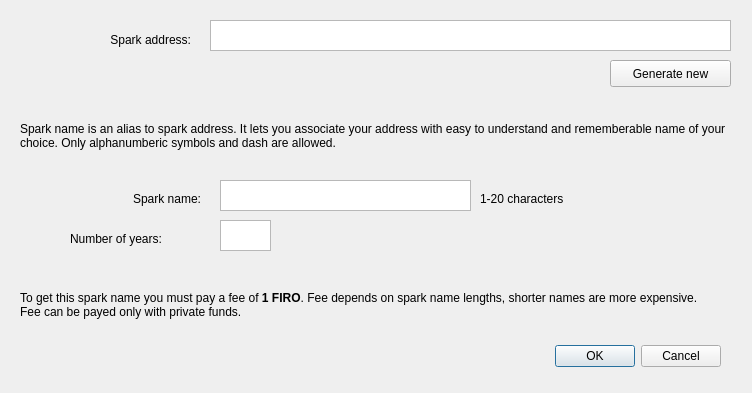
This is src/qt/forms/createsparkname.ui in firoorg/firo as Qt 5 draws it before an edit. The edited form follows.
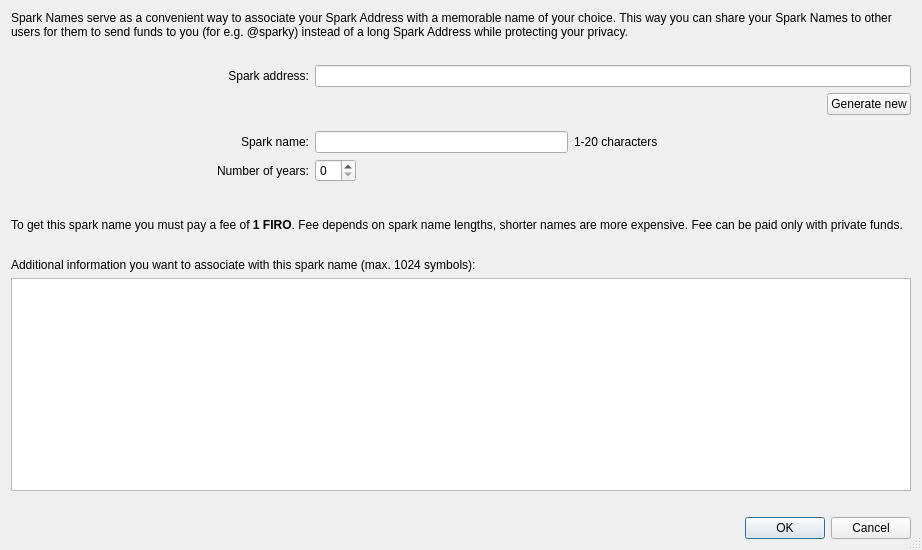
This is the edited form.

Commit message: Added additional field (core)

The edit to the form file:
```diff
--- a/src/qt/forms/createsparkname.ui
+++ b/src/qt/forms/createsparkname.ui
@@ -9,185 +9,309 @@
    <rect>
     <x>0</x>
     <y>0</y>
-    <width>752</width>
-    <height>393</height>
+    <width>922</width>
+    <height>550</height>
    </rect>
   </property>
   <property name="sizePolicy">
-   <sizepolicy hsizetype="MinimumExpanding" vsizetype="Fixed">
-    <horstretch>0</horstretch>
-    <verstretch>0</verstretch>
+   <sizepolicy hsizetype="Minimum" vsizetype="Minimum">
+    <horstretch>1</horstretch>
+    <verstretch>1</verstretch>
    </sizepolicy>
   </property>
+  <property name="minimumSize">
+   <size>
+    <width>906</width>
+    <height>550</height>
+   </size>
+  </property>
+  <property name="baseSize">
+   <size>
+    <width>906</width>
+    <height>550</height>
+   </size>
+  </property>
   <property name="windowTitle">
    <string>Create spark name</string>
   </property>
-  <widget class="QDialogButtonBox" name="buttonBox">
-   <property name="geometry">
-    <rect>
-     <x>380</x>
-     <y>340</y>
-     <width>341</width>
-     <height>32</height>
-    </rect>
-   </property>
-   <property name="orientation">
-    <enum>Qt::Horizontal</enum>
-   </property>
-   <property name="standardButtons">
-    <set>QDialogButtonBox::Cancel|QDialogButtonBox::Ok</set>
-   </property>
-  </widget>
-  <widget class="QLabel" name="label">
-   <property name="geometry">
-    <rect>
-     <x>20</x>
-     <y>110</y>
-     <width>711</width>
-     <height>51</height>
-    </rect>
-   </property>
-   <property name="sizePolicy">
-    <sizepolicy hsizetype="Preferred" vsizetype="Expanding">
-     <horstretch>0</horstretch>
-     <verstretch>0</verstretch>
-    </sizepolicy>
-   </property>
-   <property name="text">
-    <string>Spark name is an alias to spark address. It lets you associate your address with easy to understand and rememberable name of your choice. Only alphanumberic symbols and dash are allowed.</string>
-   </property>
-   <property name="wordWrap">
-    <bool>true</bool>
-   </property>
-  </widget>
-  <widget class="QLabel" name="label_2">
-   <property name="geometry">
-    <rect>
-     <x>80</x>
-     <y>190</y>
-     <width>121</width>
-     <height>18</height>
-    </rect>
-   </property>
-   <property name="text">
-    <string>Spark name:</string>
-   </property>
-   <property name="alignment">
-    <set>Qt::AlignRight|Qt::AlignTrailing|Qt::AlignVCenter</set>
-   </property>
-  </widget>
-  <widget class="QPlainTextEdit" name="plainTextEdit">
-   <property name="geometry">
-    <rect>
-     <x>220</x>
-     <y>180</y>
-     <width>251</width>
-     <height>31</height>
-    </rect>
-   </property>
-  </widget>
-  <widget class="QLabel" name="label_3">
-   <property name="geometry">
-    <rect>
-     <x>480</x>
-     <y>190</y>
-     <width>191</width>
-     <height>18</height>
-    </rect>
-   </property>
-   <property name="text">
-    <string>1-20 characters</string>
-   </property>
-  </widget>
-  <widget class="QLabel" name="label_4">
-   <property name="geometry">
-    <rect>
-     <x>20</x>
-     <y>270</y>
-     <width>701</width>
-     <height>71</height>
-    </rect>
-   </property>
-   <property name="text">
-    <string>&lt;html&gt;&lt;head/&gt;&lt;body&gt;&lt;p&gt;To get this spark name you must pay a fee of &lt;span style=&quot; font-weight:600;&quot;&gt;1 FIRO&lt;/span&gt;. Fee depends on spark name lengths, shorter names are more expensive. Fee can be payed only with private funds.&lt;/p&gt;&lt;/body&gt;&lt;/html&gt;</string>
-   </property>
-   <property name="wordWrap">
-    <bool>true</bool>
-   </property>
-  </widget>
-  <widget class="QLabel" name="label_5">
-   <property name="geometry">
-    <rect>
-     <x>70</x>
-     <y>230</y>
-     <width>151</width>
-     <height>18</height>
-    </rect>
-   </property>
-   <property name="text">
-    <string>Number of years:</string>
-   </property>
-  </widget>
-  <widget class="QPlainTextEdit" name="plainTextEdit_2">
-   <property name="geometry">
-    <rect>
-     <x>220</x>
-     <y>220</y>
-     <width>51</width>
-     <height>31</height>
-    </rect>
-   </property>
-  </widget>
-  <widget class="QLabel" name="label_6">
-   <property name="geometry">
-    <rect>
-     <x>10</x>
-     <y>30</y>
-     <width>181</width>
-     <height>20</height>
-    </rect>
-   </property>
-   <property name="text">
-    <string>Spark address:</string>
-   </property>
-   <property name="alignment">
-    <set>Qt::AlignRight|Qt::AlignTrailing|Qt::AlignVCenter</set>
-   </property>
-  </widget>
-  <widget class="QPlainTextEdit" name="plainTextEdit_3">
-   <property name="geometry">
-    <rect>
-     <x>210</x>
-     <y>20</y>
-     <width>521</width>
-     <height>31</height>
-    </rect>
-   </property>
-  </widget>
-  <widget class="QPushButton" name="pushButton">
-   <property name="geometry">
-    <rect>
-     <x>610</x>
-     <y>60</y>
-     <width>121</width>
-     <height>27</height>
-    </rect>
-   </property>
-   <property name="text">
-    <string>Generate new</string>
-   </property>
-  </widget>
-  <zorder>buttonBox</zorder>
-  <zorder>label</zorder>
-  <zorder>label_2</zorder>
-  <zorder>plainTextEdit</zorder>
-  <zorder>label_3</zorder>
-  <zorder>label_4</zorder>
-  <zorder>label_5</zorder>
-  <zorder>plainTextEdit_2</zorder>
-  <zorder>plainTextEdit_3</zorder>
-  <zorder>pushButton</zorder>
-  <zorder>label_6</zorder>
+  <property name="sizeGripEnabled">
+   <bool>true</bool>
+  </property>
+  <property name="modal">
+   <bool>true</bool>
+  </property>
+  <layout class="QVBoxLayout" name="verticalLayout_2">
+   <item>
+    <layout class="QVBoxLayout" name="verticalLayout" stretch="0,0,0,0,0,0,0,1,0">
+     <property name="sizeConstraint">
+      <enum>QLayout::SetDefaultConstraint</enum>
+     </property>
+     <item>
+      <layout class="QHBoxLayout" name="horizontalLayout_12">
+       <property name="bottomMargin">
+        <number>20</number>
+       </property>
+       <item>
+        <widget class="QLabel" name="label">
+         <property name="sizePolicy">
+          <sizepolicy hsizetype="Preferred" vsizetype="Expanding">
+           <horstretch>0</horstretch>
+           <verstretch>0</verstretch>
+          </sizepolicy>
+         </property>
+         <property name="text">
+          <string>Spark Names serve as a convenient way to associate your Spark Address with a memorable name of your choice. This way you can share your Spark Names to other users for them to send funds to you (for e.g. @sparky) instead of a long Spark Address while protecting your privacy.</string>
+         </property>
+         <property name="wordWrap">
+          <bool>true</bool>
+         </property>
+        </widget>
+       </item>
+      </layout>
+     </item>
+     <item>
+      <layout class="QHBoxLayout" name="horizontalLayout_5" stretch="1,2">
+       <item>
+        <layout class="QHBoxLayout" name="horizontalLayout" stretch="0,0">
+         <property name="sizeConstraint">
+          <enum>QLayout::SetDefaultConstraint</enum>
+         </property>
+         <item>
+          <spacer name="horizontalSpacer">
+           <property name="orientation">
+            <enum>Qt::Horizontal</enum>
+           </property>
+           <property name="sizeHint" stdset="0">
+            <size>
+             <width>40</width>
+             <height>20</height>
+            </size>
+           </property>
+          </spacer>
+         </item>
+         <item>
+          <widget class="QLabel" name="label_6">
+           <property name="text">
+            <string>Spark address:</string>
+           </property>
+           <property name="alignment">
+            <set>Qt::AlignRight|Qt::AlignTrailing|Qt::AlignVCenter</set>
+           </property>
+          </widget>
+         </item>
+        </layout>
+       </item>
+       <item>
+        <widget class="QLineEdit" name="lineEdit"/>
+       </item>
+      </layout>
+     </item>
+     <item>
+      <layout class="QHBoxLayout" name="horizontalLayout_6">
+       <property name="bottomMargin">
+        <number>10</number>
+       </property>
+       <item>
+        <spacer name="horizontalSpacer_2">
+         <property name="orientation">
+          <enum>Qt::Horizontal</enum>
+         </property>
+         <property name="sizeHint" stdset="0">
+          <size>
+           <width>40</width>
+           <height>20</height>
+          </size>
+         </property>
+        </spacer>
+       </item>
+       <item>
+        <widget class="QPushButton" name="pushButton">
+         <property name="text">
+          <string>Generate new</string>
+         </property>
+        </widget>
+       </item>
+      </layout>
+     </item>
+     <item>
+      <layout class="QHBoxLayout" name="horizontalLayout_7" stretch="1,2">
+       <item>
+        <layout class="QHBoxLayout" name="horizontalLayout_2">
+         <property name="sizeConstraint">
+          <enum>QLayout::SetFixedSize</enum>
+         </property>
+         <item>
+          <spacer name="horizontalSpacer_3">
+           <property name="orientation">
+            <enum>Qt::Horizontal</enum>
+           </property>
+           <property name="sizeHint" stdset="0">
+            <size>
+             <width>40</width>
+             <height>20</height>
+            </size>
+           </property>
+          </spacer>
+         </item>
+         <item>
+          <widget class="QLabel" name="label_2">
+           <property name="text">
+            <string>Spark name:</string>
+           </property>
+           <property name="alignment">
+            <set>Qt::AlignRight|Qt::AlignTrailing|Qt::AlignVCenter</set>
+           </property>
+          </widget>
+         </item>
+        </layout>
+       </item>
+       <item>
+        <layout class="QHBoxLayout" name="horizontalLayout_3">
+         <item>
+          <widget class="QLineEdit" name="lineEdit_2"/>
+         </item>
+         <item>
+          <widget class="QLabel" name="label_3">
+           <property name="text">
+            <string>1-20 characters</string>
+           </property>
+          </widget>
+         </item>
+         <item>
+          <spacer name="horizontalSpacer_4">
+           <property name="orientation">
+            <enum>Qt::Horizontal</enum>
+           </property>
+           <property name="sizeHint" stdset="0">
+            <size>
+             <width>40</width>
+             <height>20</height>
+            </size>
+           </property>
+          </spacer>
+         </item>
+        </layout>
+       </item>
+      </layout>
+     </item>
+     <item>
+      <layout class="QHBoxLayout" name="horizontalLayout_8" stretch="1,2">
+       <property name="bottomMargin">
+        <number>30</number>
+       </property>
+       <item>
+        <layout class="QHBoxLayout" name="horizontalLayout_9">
+         <item>
+          <spacer name="horizontalSpacer_5">
+           <property name="orientation">
+            <enum>Qt::Horizontal</enum>
+           </property>
+           <property name="sizeHint" stdset="0">
+            <size>
+             <width>40</width>
+             <height>20</height>
+            </size>
+           </property>
+          </spacer>
+         </item>
+         <item>
+          <widget class="QLabel" name="label_5">
+           <property name="text">
+            <string>Number of years:</string>
+           </property>
+           <property name="alignment">
+            <set>Qt::AlignRight|Qt::AlignTrailing|Qt::AlignVCenter</set>
+           </property>
+          </widget>
+         </item>
+        </layout>
+       </item>
+       <item>
+        <layout class="QHBoxLayout" name="horizontalLayout_10">
+         <item>
+          <widget class="QSpinBox" name="spinBox"/>
+         </item>
+         <item>
+          <spacer name="horizontalSpacer_6">
+           <property name="orientation">
+            <enum>Qt::Horizontal</enum>
+           </property>
+           <property name="sizeHint" stdset="0">
+            <size>
+             <width>40</width>
+             <height>20</height>
+            </size>
+           </property>
+          </spacer>
+         </item>
+        </layout>
+       </item>
+      </layout>
+     </item>
+     <item>
+      <layout class="QHBoxLayout" name="horizontalLayout_11">
+       <property name="bottomMargin">
+        <number>20</number>
+       </property>
+       <item>
+        <widget class="QLabel" name="label_4">
+         <property name="text">
+          <string>&lt;html&gt;&lt;head/&gt;&lt;body&gt;&lt;p&gt;To get this spark name you must pay a fee of &lt;span style=&quot; font-weight:600;&quot;&gt;1 FIRO&lt;/span&gt;. Fee depends on spark name lengths, shorter names are more expensive. Fee can be paid only with private funds.&lt;/p&gt;&lt;/body&gt;&lt;/html&gt;</string>
+         </property>
+         <property name="wordWrap">
+          <bool>true</bool>
+         </property>
+        </widget>
+       </item>
+      </layout>
+     </item>
+     <item>
+      <layout class="QHBoxLayout" name="horizontalLayout_13">
+       <item>
+        <widget class="QLabel" name="label_7">
+         <property name="text">
+          <string>Additional information you want to associate with this spark name (max. 1024 symbols):</string>
+         </property>
+        </widget>
+       </item>
+      </layout>
+     </item>
+     <item>
+      <layout class="QHBoxLayout" name="horizontalLayout_14">
+       <property name="bottomMargin">
+        <number>20</number>
+       </property>
+       <item>
+        <widget class="QTextEdit" name="textEdit">
+         <property name="minimumSize">
+          <size>
+           <width>0</width>
+           <height>50</height>
+          </size>
+         </property>
+         <property name="maximumSize">
+          <size>
+           <width>16777215</width>
+           <height>16777215</height>
+          </size>
+         </property>
+        </widget>
+       </item>
+      </layout>
+     </item>
+     <item>
+      <widget class="QDialogButtonBox" name="buttonBox">
+       <property name="orientation">
+        <enum>Qt::Horizontal</enum>
+       </property>
+       <property name="standardButtons">
+        <set>QDialogButtonBox::Cancel|QDialogButtonBox::Ok</set>
+       </property>
+      </widget>
+     </item>
+    </layout>
+   </item>
+  </layout>
  </widget>
  <resources/>
  <connections>
```
Left out of the diff: 8 changed lines with no effect on the pictures. The commit also changes 7 other files.
